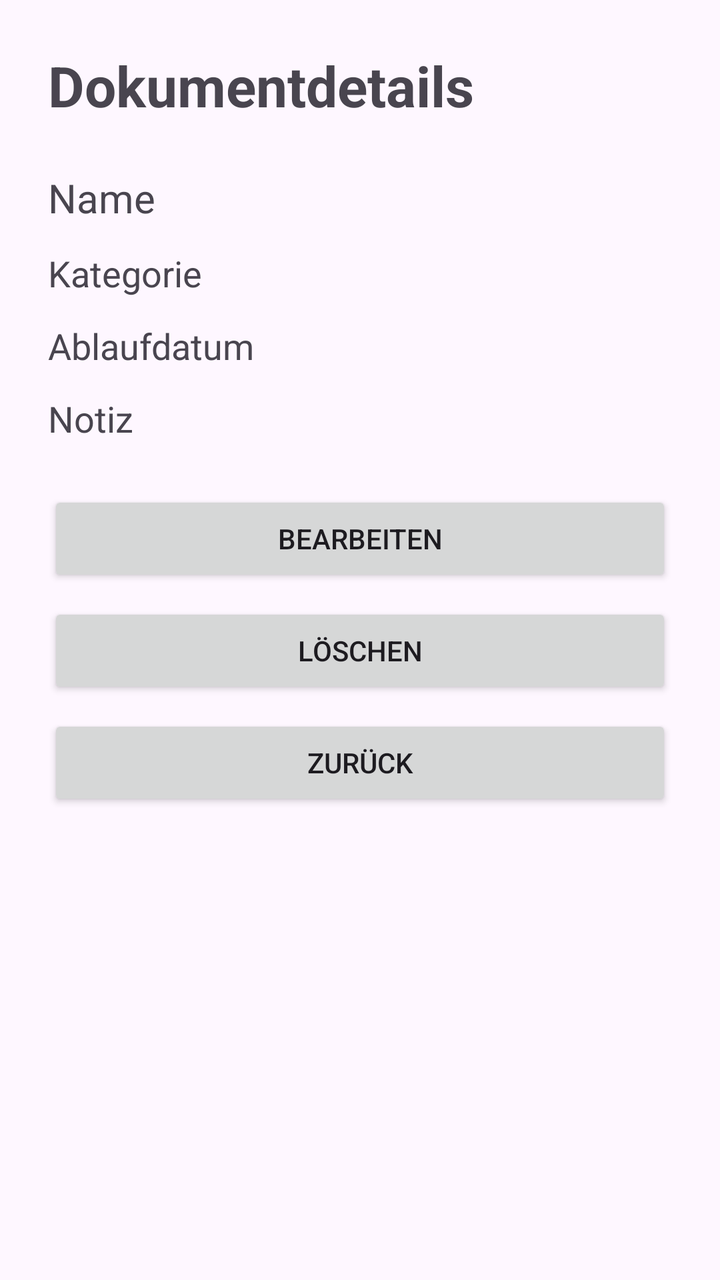
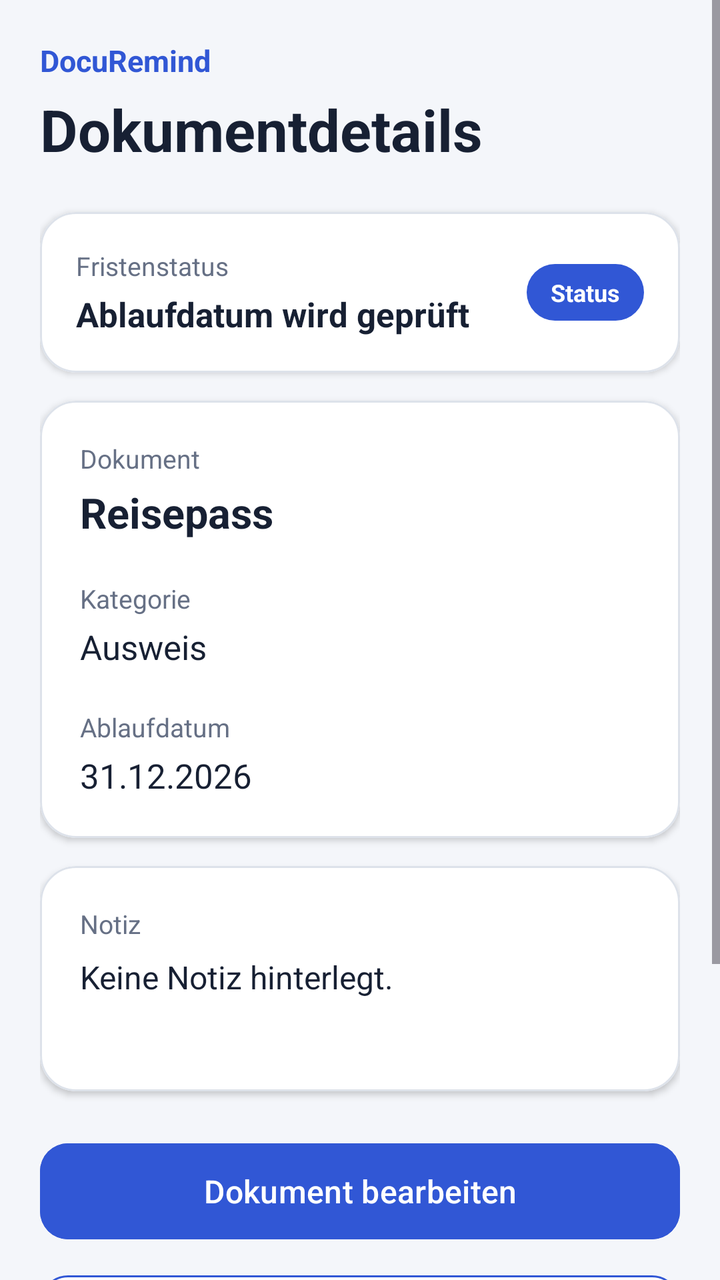

Two renders of the same Android screen: before a commit and after it. Below are the layout's source before the change and the commit's diff.
<!-- AndroidManifest.xml: application theme Theme.DocuRemind -->
<!-- res/layout/activity_detail.xml -->
<?xml version="1.0" encoding="utf-8"?>
<ScrollView xmlns:android="http://schemas.android.com/apk/res/android"
    android:layout_width="match_parent"
    android:layout_height="match_parent">

    <LinearLayout
        android:layout_width="match_parent"
        android:layout_height="wrap_content"
        android:orientation="vertical"
        android:padding="24dp">

        <TextView
            android:id="@+id/textDetailTitle"
            android:layout_width="wrap_content"
            android:layout_height="wrap_content"
            android:text="Dokumentdetails"
            android:textSize="28sp"
            android:textStyle="bold"
            android:layout_marginBottom="24dp" />

        <TextView
            android:id="@+id/textDocumentName"
            android:layout_width="match_parent"
            android:layout_height="wrap_content"
            android:text="Name"
            android:textSize="20sp"
            android:layout_marginBottom="12dp" />

        <TextView
            android:id="@+id/textDocumentCategory"
            android:layout_width="match_parent"
            android:layout_height="wrap_content"
            android:text="Kategorie"
            android:textSize="18sp"
            android:layout_marginBottom="12dp" />

        <TextView
            android:id="@+id/textDocumentDate"
            android:layout_width="match_parent"
            android:layout_height="wrap_content"
            android:text="Ablaufdatum"
            android:textSize="18sp"
            android:layout_marginBottom="12dp" />

        <TextView
            android:id="@+id/textDocumentNote"
            android:layout_width="match_parent"
            android:layout_height="wrap_content"
            android:text="Notiz"
            android:textSize="18sp"
            android:layout_marginBottom="24dp" />

        <Button
            android:id="@+id/buttonEdit"
            android:layout_width="match_parent"
            android:layout_height="wrap_content"
            android:text="Bearbeiten" />

        <Button
            android:id="@+id/buttonDelete"
            android:layout_width="match_parent"
            android:layout_height="wrap_content"
            android:text="Löschen"
            android:layout_marginTop="8dp" />

        <Button
            android:id="@+id/buttonBackDetail"
            android:layout_width="match_parent"
            android:layout_height="wrap_content"
            android:text="Zurück"
            android:layout_marginTop="8dp" />

    </LinearLayout>
</ScrollView>
<!-- resources referenced by this layout -->
<resources>
  <style name="Theme.DocuRemind" parent="Base.Theme.DocuRemind" />
  <style name="Base.Theme.DocuRemind" parent="Theme.Material3.DayNight.NoActionBar">
          
          
      </style>
</resources>

<!-- the commit's change to res/layout/activity_detail.xml (unified diff, before → after) -->
@@ -1,74 +1,270 @@
 <?xml version="1.0" encoding="utf-8"?>
-<ScrollView xmlns:android="http://schemas.android.com/apk/res/android"
+<ScrollView
+    xmlns:android="http://schemas.android.com/apk/res/android"
+    xmlns:app="http://schemas.android.com/apk/res-auto"
     android:layout_width="match_parent"
-    android:layout_height="match_parent">
-
+    android:layout_height="match_parent"
+    android:background="@color/docu_background"
+    android:fillViewport="true">
+
+    
     <LinearLayout
         android:layout_width="match_parent"
         android:layout_height="wrap_content"
         android:orientation="vertical"
-        android:padding="24dp">
-
+        android:padding="20dp">
+
+        
+        <TextView
+            android:layout_width="wrap_content"
+            android:layout_height="wrap_content"
+            android:text="DocuRemind"
+            android:textColor="@color/docu_primary"
+            android:textSize="15sp"
+            android:textStyle="bold" />
+
+        
         <TextView
             android:id="@+id/textDetailTitle"
             android:layout_width="wrap_content"
             android:layout_height="wrap_content"
+            android:layout_marginTop="5dp"
             android:text="Dokumentdetails"
-            android:textSize="28sp"
-            android:textStyle="bold"
-            android:layout_marginBottom="24dp" />
-
-        <TextView
-            android:id="@+id/textDocumentName"
-            android:layout_width="match_parent"
-            android:layout_height="wrap_content"
-            android:text="Name"
-            android:textSize="20sp"
-            android:layout_marginBottom="12dp" />
-
-        <TextView
-            android:id="@+id/textDocumentCategory"
-            android:layout_width="match_parent"
-            android:layout_height="wrap_content"
-            android:text="Kategorie"
-            android:textSize="18sp"
-            android:layout_marginBottom="12dp" />
-
-        <TextView
-            android:id="@+id/textDocumentDate"
-            android:layout_width="match_parent"
-            android:layout_height="wrap_content"
-            android:text="Ablaufdatum"
-            android:textSize="18sp"
-            android:layout_marginBottom="12dp" />
-
-        <TextView
-            android:id="@+id/textDocumentNote"
-            android:layout_width="match_parent"
-            android:layout_height="wrap_content"
-            android:text="Notiz"
-            android:textSize="18sp"
-            android:layout_marginBottom="24dp" />
-
-        <Button
+            android:textColor="@color/docu_text_primary"
+            android:textSize="29sp"
+            android:textStyle="bold" />
+
+        
+        <com.google.android.material.card.MaterialCardView
+            android:layout_width="match_parent"
+            android:layout_height="wrap_content"
+            android:layout_marginTop="22dp"
+            app:cardBackgroundColor="@color/docu_surface"
+            app:cardCornerRadius="18dp"
+            app:cardElevation="2dp"
+            app:strokeColor="@color/docu_border"
+            app:strokeWidth="1dp">
+
+            <LinearLayout
+                android:layout_width="match_parent"
+                android:layout_height="wrap_content"
+                android:gravity="center_vertical"
+                android:orientation="horizontal"
+                android:padding="18dp">
+
+                
+                <LinearLayout
+                    android:layout_width="0dp"
+                    android:layout_height="wrap_content"
+                    android:layout_weight="1"
+                    android:orientation="vertical">
+
+                    <TextView
+                        android:layout_width="wrap_content"
+                        android:layout_height="wrap_content"
+                        android:text="Fristenstatus"
+                        android:textColor="@color/docu_text_secondary"
+                        android:textSize="13sp" />
+
+                    <TextView
+                        android:id="@+id/textDetailDays"
+                        android:layout_width="wrap_content"
+                        android:layout_height="wrap_content"
+                        android:layout_marginTop="4dp"
+                        android:text="Ablaufdatum wird geprüft"
+                        android:textColor="@color/docu_text_primary"
+                        android:textSize="17sp"
+                        android:textStyle="bold" />
+
+                </LinearLayout>
+
+                
+                <TextView
+                    android:id="@+id/textDetailStatus"
+                    android:layout_width="wrap_content"
+                    android:layout_height="wrap_content"
+                    android:background="@drawable/bg_status_pill"
+                    android:paddingLeft="12dp"
+                    android:paddingTop="6dp"
+                    android:paddingRight="12dp"
+                    android:paddingBottom="6dp"
+                    android:text="Status"
+                    android:textColor="@android:color/white"
+                    android:textSize="12sp"
+                    android:textStyle="bold" />
+
+            </LinearLayout>
+
+        </com.google.android.material.card.MaterialCardView>
+
+        
+        <com.google.android.material.card.MaterialCardView
+            android:layout_width="match_parent"
+            android:layout_height="wrap_content"
+            android:layout_marginTop="14dp"
+            app:cardBackgroundColor="@color/docu_surface"
+            app:cardCornerRadius="18dp"
+            app:cardElevation="2dp"
+            app:strokeColor="@color/docu_border"
+            app:strokeWidth="1dp">
+
+            <LinearLayout
+                android:layout_width="match_parent"
+                android:layout_height="wrap_content"
+                android:orientation="vertical"
+                android:padding="20dp">
+
+                
+                <TextView
+                    android:layout_width="wrap_content"
+                    android:layout_height="wrap_content"
+                    android:text="Dokument"
+                    android:textColor="@color/docu_text_secondary"
+                    android:textSize="13sp" />
+
+                <TextView
+                    android:id="@+id/textDocumentName"
+                    android:layout_width="match_parent"
+                    android:layout_height="wrap_content"
+                    android:layout_marginTop="4dp"
+                    android:text="Reisepass"
+                    android:textColor="@color/docu_text_primary"
+                    android:textSize="21sp"
+                    android:textStyle="bold" />
+
+                
+                <TextView
+                    android:layout_width="wrap_content"
+                    android:layout_height="wrap_content"
+                    android:layout_marginTop="20dp"
+                    android:text="Kategorie"
+                    android:textColor="@color/docu_text_secondary"
+                    android:textSize="13sp" />
+
+                <TextView
+                    android:id="@+id/textDocumentCategory"
+                    android:layout_width="match_parent"
+                    android:layout_height="wrap_content"
+                    android:layout_marginTop="4dp"
+                    android:text="Ausweis"
+                    android:textColor="@color/docu_text_primary"
+                    android:textSize="17sp" />
+
+                
+                <TextView
+                    android:layout_width="wrap_content"
+                    android:layout_height="wrap_content"
+                    android:layout_marginTop="20dp"
+                    android:text="Ablaufdatum"
+                    android:textColor="@color/docu_text_secondary"
+                    android:textSize="13sp" />
+
+                <TextView
+                    android:id="@+id/textDocumentDate"
+                    android:layout_width="match_parent"
+                    android:layout_height="wrap_content"
+                    android:layout_marginTop="4dp"
+                    android:text="31.12.2026"
+                    android:textColor="@color/docu_text_primary"
+                    android:textSize="17sp" />
+
+            </LinearLayout>
+
+        </com.google.android.material.card.MaterialCardView>
+
+        
+        <com.google.android.material.card.MaterialCardView
+            android:layout_width="match_parent"
+            android:layout_height="wrap_content"
+            android:layout_marginTop="14dp"
+            app:cardBackgroundColor="@color/docu_surface"
+            app:cardCornerRadius="18dp"
+            app:cardElevation="2dp"
+            app:strokeColor="@color/docu_border"
+            app:strokeWidth="1dp">
+
+            <LinearLayout
+                android:layout_width="match_parent"
+                android:layout_height="wrap_content"
+                android:orientation="vertical"
+                android:padding="20dp">
+
+                <TextView
+                    android:layout_width="wrap_content"
+                    android:layout_height="wrap_content"
+                    android:text="Notiz"
+                    android:textColor="@color/docu_text_secondary"
+                    android:textSize="13sp" />
+
+                <TextView
+                    android:id="@+id/textDocumentNote"
+                    android:layout_width="match_parent"
+                    android:layout_height="wrap_content"
+                    android:layout_marginTop="7dp"
+                    android:minHeight="48dp"
+                    android:text="Keine Notiz hinterlegt."
+                    android:textColor="@color/docu_text_primary"
+                    android:textSize="16sp" />
+
+            </LinearLayout>
+
+        </com.google.android.material.card.MaterialCardView>
+
+        
+        <com.google.android.material.button.MaterialButton
             android:id="@+id/buttonEdit"
             android:layout_width="match_parent"
-            android:layout_height="wrap_content"
-            android:text="Bearbeiten" />
-
-        <Button
+            android:layout_height="56dp"
+            android:layout_marginTop="22dp"
+            android:backgroundTint="@color/docu_primary"
+            android:text="Dokument bearbeiten"
+            android:textAllCaps="false"
+            android:textSize="16sp"
+            app:cornerRadius="14dp" />
+
+        
+        <com.google.android.material.button.MaterialButton
+            android:id="@+id/buttonCalendar"
+            android:layout_width="match_parent"
+            android:layout_height="52dp"
+            android:layout_marginTop="10dp"
+            android:backgroundTint="@color/docu_surface"
+            android:text="Zum Kalender hinzufügen"
+            android:textAllCaps="false"
+            android:textColor="@color/docu_primary"
+            app:cornerRadius="14dp"
+            app:strokeColor="@color/docu_primary"
+            app:strokeWidth="1dp" />
+
+        
+        <com.google.android.material.button.MaterialButton
             android:id="@+id/buttonDelete"
             android:layout_width="match_parent"
-            android:layout_height="wrap_content"
-            android:text="Löschen"
-            android:layout_marginTop="8dp" />
-
-        <Button
+            android:layout_height="52dp"
+            android:layout_marginTop="10dp"
+            android:backgroundTint="@color/docu_surface"
+            android:text="Dokument löschen"
+            android:textAllCaps="false"
+            android:textColor="@color/docu_danger"
+            app:cornerRadius="14dp"
+            app:strokeColor="@color/docu_danger"
+            app:strokeWidth="1dp" />
+
+        
+        <com.google.android.material.button.MaterialButton
             android:id="@+id/buttonBackDetail"
             android:layout_width="match_parent"
-            android:layout_height="wrap_content"
-            android:text="Zurück"
-            android:layout_marginTop="8dp" />
+            android:layout_height="52dp"
+            android:layout_marginTop="10dp"
+            android:layout_marginBottom="20dp"
+            android:backgroundTint="@color/docu_surface"
+            android:text="Zurück zum Dashboard"
+            android:textAllCaps="false"
+            android:textColor="@color/docu_text_secondary"
+            app:cornerRadius="14dp"
+            app:strokeColor="@color/docu_border"
+            app:strokeWidth="1dp" />
 
     </LinearLayout>
+
 </ScrollView>
<!-- resource entries referenced after the edit -->
@@ -1,5 +1,28 @@
 <!-- resources referenced by this layout -->
 <resources>
+  <color name="docu_background">#F4F6FA</color>
+  <color name="docu_border">#DDE2EA</color>
+  <color name="docu_danger">#D92D20</color>
+  <color name="docu_primary">#3157D5</color>
+  <color name="docu_surface">#FFFFFF</color>
+  <color name="docu_text_primary">#172033</color>
+  <color name="docu_text_secondary">#667085</color>
+  <!-- drawable bg_status_pill (drawable) -->
+  <?xml version="1.0" encoding="utf-8"?>
+  <shape xmlns:android="http://schemas.android.com/apk/res/android"
+      android:shape="rectangle">
+  
+      <solid android:color="@color/docu_primary" />
+  
+      <corners android:radius="50dp" />
+  
+      <padding
+          android:left="10dp"
+          android:top="5dp"
+          android:right="10dp"
+          android:bottom="5dp" />
+  
+  </shape>
   <style name="Theme.DocuRemind" parent="Base.Theme.DocuRemind" />
   <style name="Base.Theme.DocuRemind" parent="Theme.Material3.DayNight.NoActionBar">
           
